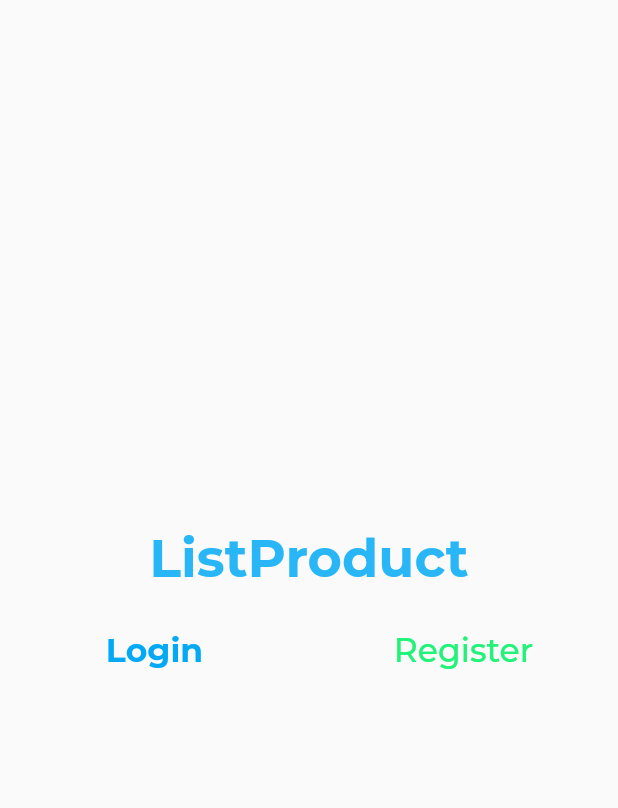
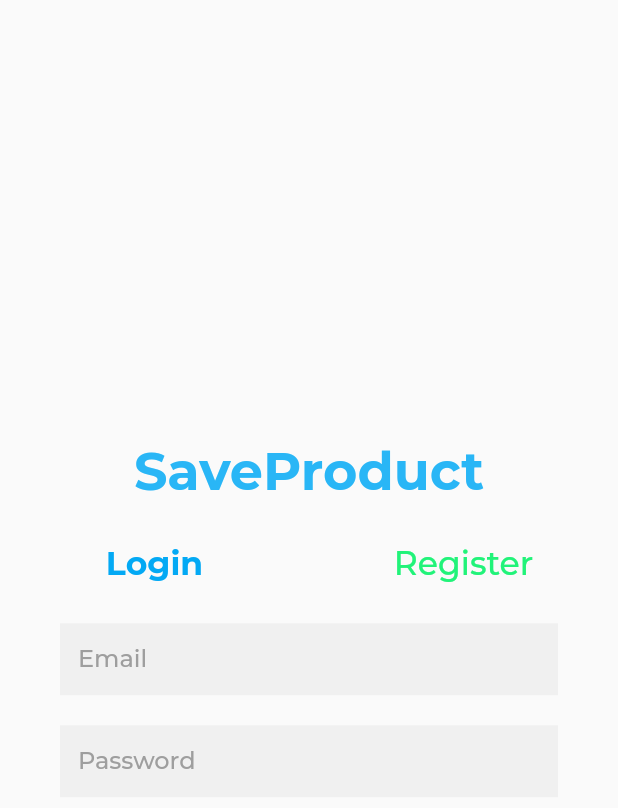
Before and after one commit to beinjamin/Listproduct, a Flutter app: the screen it shows after launch, on a phone screen of 412 x 824 dp. Shown: the top 808 px of the screen. Run offline on Flutter 3.47's test engine with Material 2 defaults, Android fonts, the phone set to English and light mode, and no system bars; our stand-ins replace get, google_fonts.

Commit message:
Mise en place differente style login

```diff
--- a/lib/screens/auth_screen.dart
+++ b/lib/screens/auth_screen.dart
@@ -32,7 +32,7 @@ class AuthScreen extends StatelessWidget {
           child: Column(
             children: [
               Text(
-                "ListProduct",
+                "SaveProduct",
                 style: textStyle(35, Colors.lightBlue[400]!, FontWeight.bold),
               ),
               const SizedBox(
--- a/lib/widgets/login_widget.dart
+++ b/lib/widgets/login_widget.dart
@@ -1,19 +1,44 @@
 import 'package:flutter/material.dart';
+import 'package:listproduct/utils.dart';
 
 class LoginWidget extends StatelessWidget {
+  TextEditingController emailcontroller = TextEditingController();
+  TextEditingController passwordcontroller = TextEditingController();
+
   @override
   Widget build(BuildContext context) {
-    return Container(
-      children:[
+    return Column(
+      children: [
         Container(
           width: MediaQuery.of(context).size.width,
-          margin:const EdgeInsets.all(left: 40, right:40),
+          margin: const EdgeInsets.only(left: 40, right: 40),
           child: TextFormField(
-            controller: ,
+            controller: emailcontroller,
+            style: textStyle(16, Colors.black, FontWeight.w500),
+            decoration: InputDecoration(
+                filled: true,
+                fillColor: Colors.grey[250],
+                hintText: "Email",
+                hintStyle: textStyle(16, Colors.grey, FontWeight.w500),
+                border: InputBorder.none),
           ),
-
-        )
-      ]
+        ),
+        const SizedBox(height: 20),
+        Container(
+          width: MediaQuery.of(context).size.width,
+          margin: const EdgeInsets.only(left: 40, right: 40),
+          child: TextFormField(
+            controller: passwordcontroller,
+            style: textStyle(16, Colors.black, FontWeight.w500),
+            decoration: InputDecoration(
+                filled: true,
+                fillColor: Colors.grey[250],
+                hintText: "Password",
+                hintStyle: textStyle(16, Colors.grey, FontWeight.w500),
+                border: InputBorder.none),
+          ),
+        ),
+      ],
     );
   }
 }
```
